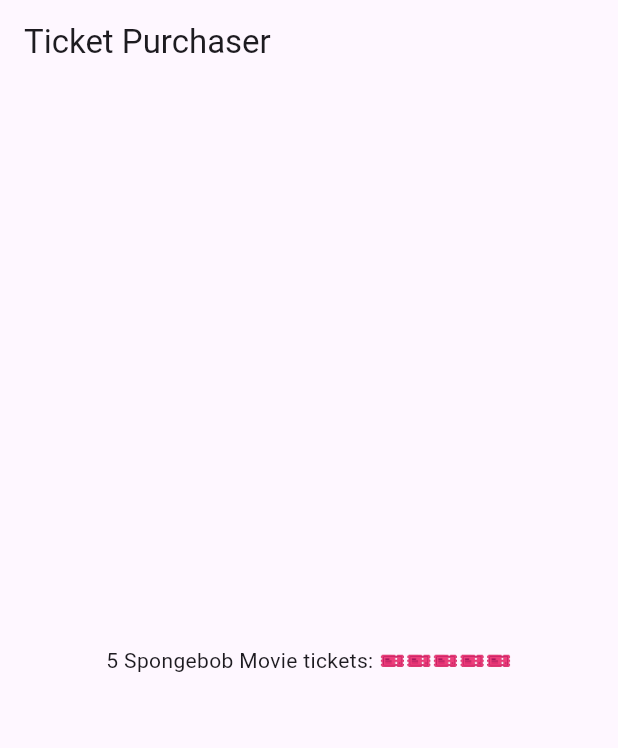
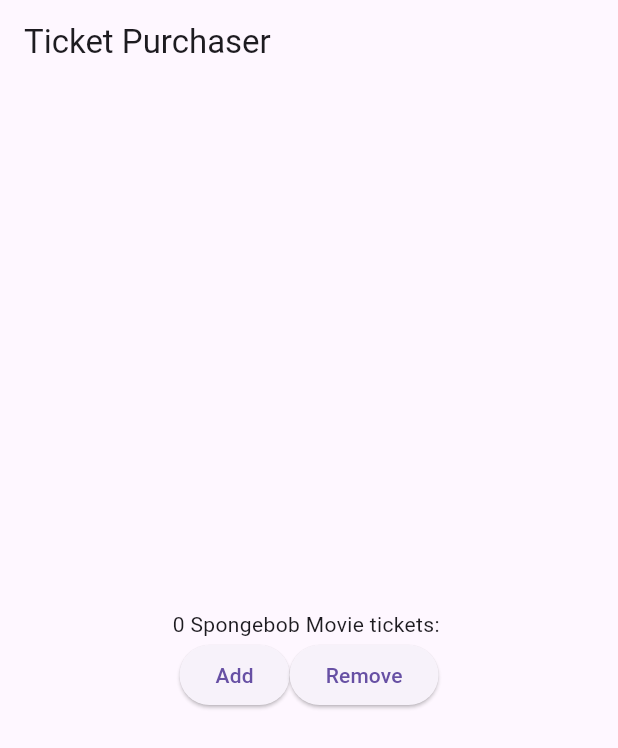
Before and after one commit to lexikhan/SouthseaCinema, a Flutter app: the screen it shows after launch, on a phone screen of 412 x 824 dp. Shown: the top 748 px of the screen. Run offline on Flutter 3.47's test engine with Material 3 defaults, Android fonts, the phone set to English and light mode, and no system bars.

Commit message:
Completed worksheet 2

```diff
--- a/southsea_cinema/lib/main.dart
+++ b/southsea_cinema/lib/main.dart
@@ -9,26 +9,76 @@
 
   @override
   Widget build(BuildContext context) {
-  return MaterialApp(
-    title: 'Sandwich Shop App',
-    home: Scaffold(
-      appBar: AppBar(title: const Text('Ticket Purchaser')),
-      body: const Center(
-        child: OrderItemDisplay(5, 'Spongebob Movie'),
-      ),
-    ),
-  );
-}
+    return const MaterialApp(
+      title: 'Southsea Cinema App',
+      home: OrderScreen(maxQuantity: 5),
+    );
+  }
 }
 
-class OrderItemDisplay extends StatelessWidget {
+class OrderTicketDisplay extends StatelessWidget {
   final String movieName;
   final int quantity;
 
-  const OrderItemDisplay(this.quantity, this.movieName, {super.key});
+  const OrderTicketDisplay(this.quantity, this.movieName, {super.key});
 
   @override
   Widget build(BuildContext context) {
-  return Text('$quantity $movieName tickets: ${'🎫' * quantity}');
+    return Text('$quantity $movieName tickets: ${'🎫' * quantity}');
+  }
 }
+
+class OrderScreen extends StatefulWidget {
+  final int maxQuantity;
+
+  const OrderScreen({super.key, this.maxQuantity = 10});
+
+  @override
+  State<OrderScreen> createState() {
+    return _OrderScreenState();
+  }
 }
+
+class _OrderScreenState extends State<OrderScreen> {
+  int _quantity = 0;
+
+  @override
+  Widget build(BuildContext context) {
+    return Scaffold(
+      appBar: AppBar(title: const Text('Ticket Purchaser')),
+      body: Center(
+        child: Column(
+          mainAxisAlignment: MainAxisAlignment.center,
+          children: <Widget>[
+            OrderTicketDisplay(_quantity, 'Spongebob Movie'),
+            Row(
+              mainAxisAlignment: MainAxisAlignment.center,
+              children: [
+                ElevatedButton(
+                  onPressed: _increaseQuantity,
+                  child: const Text('Add'),
+                ),
+                ElevatedButton(
+                  onPressed: _decreaseQuantity,
+                  child: const Text('Remove'),
+                ),
+              ],
+            ),
+          ],
+        ),
+      ),
+    );
+  }
+
+  void _increaseQuantity() {
+    if (_quantity < widget.maxQuantity) {
+      setState(() => _quantity++);
+    }
+  }
+
+  void _decreaseQuantity() {
+    if (_quantity > 0) {
+      setState(() => _quantity--);
+    }
+  }
+}
```
